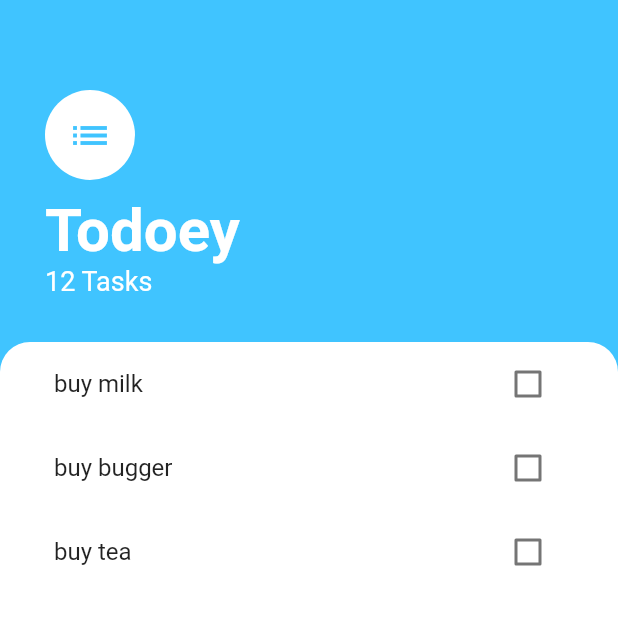
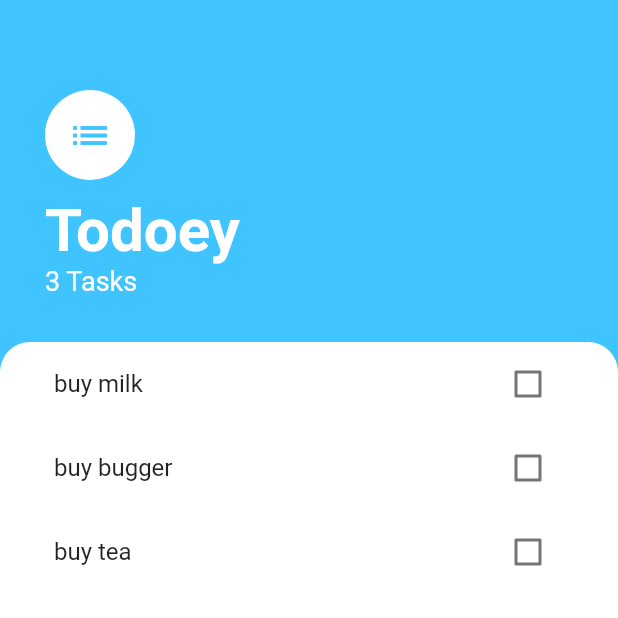
Before and after one commit to Chinecherem20199/todo_app, a Flutter app: the screen it shows after launch, on a phone screen of 412 x 824 dp, the top half of it. Run offline on Flutter 3.47's test engine with Material 2 defaults, Android fonts, the phone set to English and light mode, and no system bars.

Commit message:
Completed To do

```diff
--- a/lib/main.dart
+++ b/lib/main.dart
@@ -1,4 +1,6 @@
 import 'package:flutter/material.dart';
+import 'package:provider/provider.dart';
+import 'package:todo_app/model/task_data.dart';
 import 'package:todo_app/screens/tasks_screen.dart';
 
 void main() {
@@ -10,8 +12,12 @@ class MyApp extends StatelessWidget {
 
   @override
   Widget build(BuildContext context) {
-    return MaterialApp(
-      home: TasksScreen(),
+    return ChangeNotifierProvider(
+      // builder: (context)=>TaskData(),
+      create: (context) => TaskData(),
+      child: MaterialApp(
+        home: TasksScreen(),
+      ),
     );
   }
 }
--- /dev/null
+++ b/lib/model/task_data.dart
@@ -0,0 +1,38 @@
+import 'dart:collection';
+
+import 'package:flutter/foundation.dart';
+
+import 'task_model.dart';
+
+class TaskData extends ChangeNotifier {
+  final List<Task> _tasks = [
+    Task(name: 'buy milk', isDone: false),
+    Task(name: 'buy bugger', isDone: false),
+    Task(name: 'buy tea', isDone: false),
+  ];
+  int get taskCount {
+    return _tasks.length;
+  }
+
+  void addTask(String newTaskTitle) {
+    final task = Task(name: newTaskTitle);
+    _tasks.add(task);
+    notifyListeners();
+  }
+
+  // UnmodifiableListView<Task> get tasks => UnmodifiableListView(_tasks);
+  UnmodifiableListView<Task> get tasks {
+    return UnmodifiableListView(_tasks);
+  }
+
+  void updateTask(Task tasks) {
+    tasks.toggleDone();
+    notifyListeners();
+  }
+
+  void deleteTask(Task task) {
+    // _tasks.removeAt(task);
+    _tasks.remove(task);
+    notifyListeners();
+  }
+}
--- a/lib/model/task_model.dart
+++ b/lib/model/task_model.dart
@@ -1,7 +1,7 @@
 class Task {
   final String name;
-  bool isDone = false;
-  Task({required this.name, required this.isDone});
+  bool isDone;
+  Task({required this.name, this.isDone = false});
 
   void toggleDone() {
     isDone = !isDone;
--- a/lib/screens/tasks_screen.dart
+++ b/lib/screens/tasks_screen.dart
@@ -1,5 +1,7 @@
 import 'package:flutter/cupertino.dart';
 import 'package:flutter/material.dart';
+import 'package:provider/provider.dart';
+import 'package:todo_app/model/task_data.dart';
 import 'package:todo_app/screens/add_task_screen.dart';
 import 'package:todo_app/widgets/tasks_list.dart';
 
@@ -25,12 +27,12 @@ class TasksScreen extends StatelessWidget {
         crossAxisAlignment: CrossAxisAlignment.start,
         children: [
           Container(
-            padding: EdgeInsets.only(
+            padding: const EdgeInsets.only(
                 left: 30.0, top: 60.0, right: 30.0, bottom: 30.0),
             child: Column(
               crossAxisAlignment: CrossAxisAlignment.start,
               children: [
-                CircleAvatar(
+                const CircleAvatar(
                   radius: 30.0,
                   backgroundColor: Colors.white,
                   child: Icon(
@@ -49,7 +51,7 @@ class TasksScreen extends StatelessWidget {
                   ),
                 ),
                 Text(
-                  '12 Tasks',
+                  '${Provider.of<TaskData>(context).taskCount} Tasks',
                   style: TextStyle(color: Colors.white, fontSize: 18.0),
                 ),
               ],
--- a/lib/widgets/tasks_list.dart
+++ b/lib/widgets/tasks_list.dart
@@ -1,36 +1,31 @@
 import 'package:flutter/material.dart';
-import 'package:todo_app/model/task_model.dart';
+import 'package:provider/provider.dart';
+import 'package:todo_app/model/task_data.dart';
 
 import 'tasks_tile.dart';
 
-class TasksList extends StatefulWidget {
-  @override
-  State<TasksList> createState() => _TasksListState();
-}
-
-class _TasksListState extends State<TasksList> {
-  List<Task> tasks = [
-    Task(name: 'buy milk', isDone: false),
-    Task(name: 'buy bugger', isDone: false),
-    Task(name: 'buy tea', isDone: false),
-  ];
+class TasksList extends StatelessWidget {
   @override
   Widget build(BuildContext context) {
-    return Container(
-      child: ListView.builder(
-        itemBuilder: (context, index) {
-          return TaskTile(
-              taskTitle: tasks[index].name,
-              isChecked: tasks[index].isDone,
+    return Consumer<TaskData>(
+      builder: (context, taskData, child) {
+        return ListView.builder(
+          itemBuilder: (context, index) {
+            final task = taskData.tasks[index];
+            return TaskTile(
+              taskTitle: task.name,
+              isChecked: task.isDone,
               checkboxCallback: (checkboxState) {
-                setState(() {
-                  tasks[index].toggleDone();
-                });
-              });
-          // checkboxCallback:
-        },
-        itemCount: tasks.length,
-      ),
+                taskData.updateTask(task);
+              },
+              onLongPress: () => taskData.deleteTask(task),
+            );
+
+            // checkboxCallback:
+          },
+          itemCount: taskData.taskCount,
+        );
+      },
     );
   }
 }
--- a/lib/widgets/tasks_tile.dart
+++ b/lib/widgets/tasks_tile.dart
@@ -4,15 +4,21 @@ class TaskTile extends StatelessWidget {
   final bool isChecked;
   final String taskTitle;
   final void Function(bool?)? checkboxCallback;
+  final Function onLongPress;
+  // final Function onItemDragged;
 
-  TaskTile(
-      {required this.taskTitle,
-      required this.isChecked,
-      required this.checkboxCallback});
+  TaskTile({
+    required this.taskTitle,
+    required this.isChecked,
+    required this.checkboxCallback,
+    required this.onLongPress,
+    // required this.onItemDragged
+  });
 
   @override
   Widget build(BuildContext context) {
     return ListTile(
+      onLongPress: () => onLongPress(),
       title: Text(
         taskTitle,
         style: TextStyle(
--- a/pubspec.yaml
+++ b/pubspec.yaml
@@ -34,6 +34,7 @@ dependencies:
   # The following adds the Cupertino Icons font to your application.
   # Use with the CupertinoIcons class for iOS style icons.
   cupertino_icons: ^1.0.2
+  provider: ^6.0.3
 
 dev_dependencies:
   flutter_test:
```
Also changed, not shown: lib/screens/add_task_screen.dart (+18 -2 lines), pubspec.lock.
